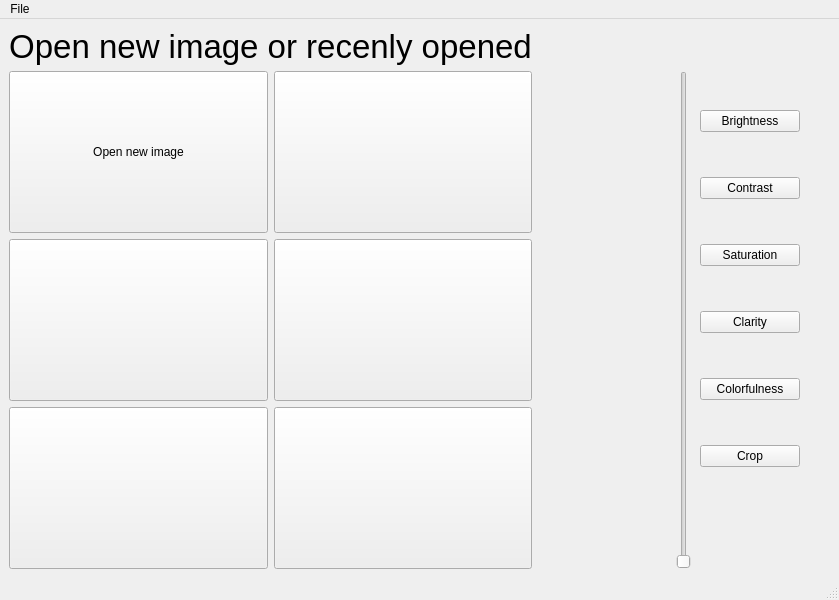
Qt form mainwindow.ui (VOBA04/sem3-coursework) before a commit.
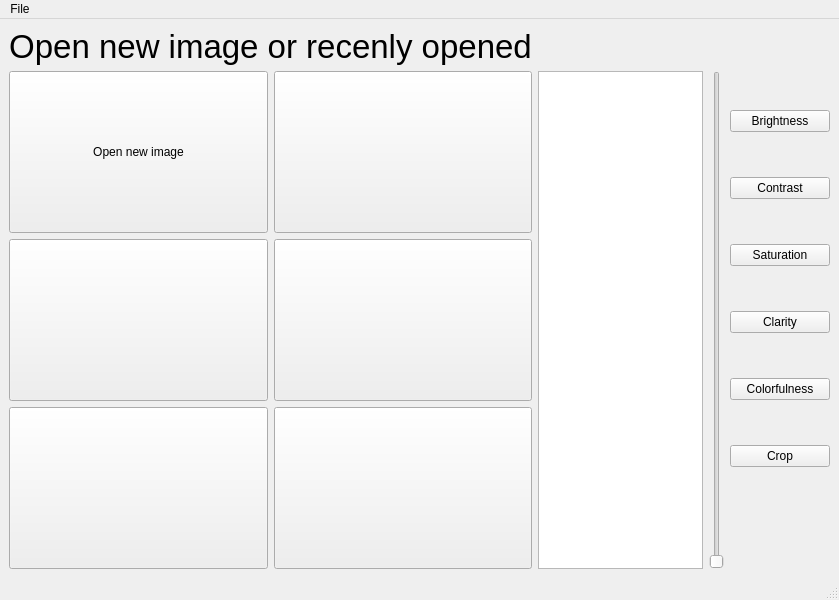
The same form after that commit. Custom widgets are drawn as their Qt base class.

Commit message: made image display better, can change several parameters of the image, +brightness, +contrast

What changed in the file:
```diff
--- a/mainwindow.ui
+++ b/mainwindow.ui
@@ -303,19 +303,16 @@
      </widget>
     </item>
     <item row="1" column="1">
-     <widget class="AspectRatioPixmapLabel" name="label_image">
-      <property name="enabled">
+     <widget class="QGraphicsView" name="graphicsView_main_im">
+      <property name="verticalScrollBarPolicy">
+       <enum>Qt::ScrollBarAlwaysOff</enum>
+      </property>
+      <property name="horizontalScrollBarPolicy">
+       <enum>Qt::ScrollBarAlwaysOff</enum>
+      </property>
+      <property name="interactive">
        <bool>true</bool>
       </property>
-      <property name="styleSheet">
-       <string notr="true"/>
-      </property>
-      <property name="text">
-       <string/>
-      </property>
-      <property name="alignment">
-       <set>Qt::AlignCenter</set>
-      </property>
      </widget>
     </item>
    </layout>
@@ -339,11 +336,6 @@
   <widget class="QStatusBar" name="statusbar"/>
  </widget>
  <customwidgets>
-  <customwidget>
-   <class>AspectRatioPixmapLabel</class>
-   <extends>QLabel</extends>
-   <header>aspectratiopixmaplabel.h</header>
-  </customwidget>
   <customwidget>
    <class>IconautosizePushButton</class>
    <extends>QPushButton</extends>
```
Left out of the diff: 256 changed lines with no effect on the pictures. The commit also changes 9 other files.
